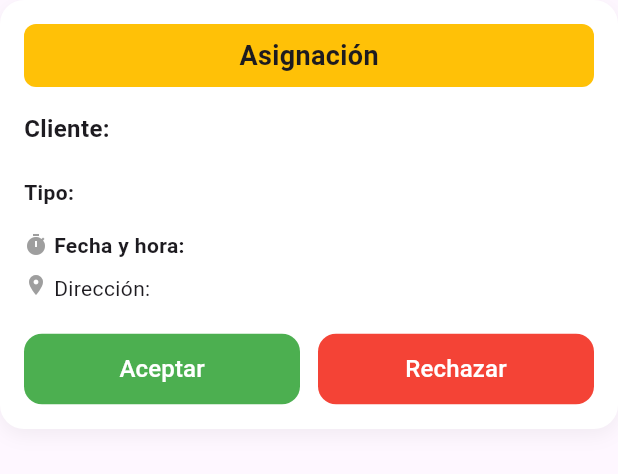
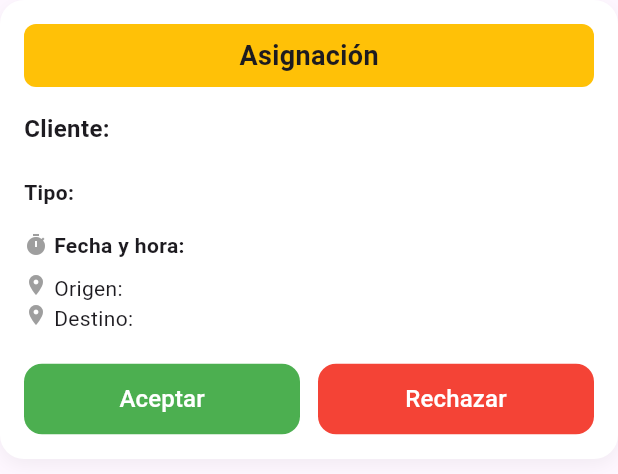
Before and after one commit to AndroidCodecta/app_movil_sistema_integral_de_reservas_y_gestion_de_taxis, a Flutter app: the _SolicitudCard widget shown alone on an empty page, opened directly with empty values, on a phone screen of 412 x 824 dp. Shown: the top 474 px of the screen. Run offline on Flutter 3.47's test engine with Material 3 defaults, Android fonts, the phone set to English and light mode, and no system bars; our stand-ins replace shared_preferences; accounts and stored records are empty.

Commit message:
refactor: update solicitudes page layout

```diff
--- a/lib/Views/Solicitudes/solicitudes_page.dart
+++ b/lib/Views/Solicitudes/solicitudes_page.dart
@@ -173,8 +173,10 @@ class _SolicitudesPageState extends State<SolicitudesPage> {
 
                     final espera =
                         reserva['tiempo_espera']?.toString() ?? '---';
-                    final direccion =
+                    final origen =
                         reserva['d_encuentro']?.toString() ?? '---';
+                    final destino =
+                        reserva['d_destino']?.toString() ?? '---';
                     final precio =
                         reserva['precio']?.toString() ?? '---';
 
@@ -183,7 +185,8 @@ class _SolicitudesPageState extends State<SolicitudesPage> {
                       fecha: fecha,
                       hora: hora,
                       espera: espera,
-                      direccion: direccion,
+                      origen: origen,
+                      destino: destino,
                       precio: precio,
                       clienteTipo: clienteTipo,
                       onAceptar: () =>
@@ -207,7 +210,8 @@ class _SolicitudCard extends StatelessWidget {
   final String fecha;
   final String hora;
   final String espera;
-  final String direccion;
+  final String origen;
+  final String destino;
   final String precio;
   final String clienteTipo;
   final VoidCallback onAceptar;
@@ -218,7 +222,8 @@ class _SolicitudCard extends StatelessWidget {
     required this.fecha,
     required this.hora,
     required this.espera,
-    required this.direccion,
+    required this.origen,
+    required this.destino,
     required this.precio,
     required this.clienteTipo,
     required this.onAceptar,
@@ -301,7 +306,15 @@ class _SolicitudCard extends StatelessWidget {
               children: [
                 const Icon(Icons.location_on, size: 16, color: Colors.grey),
                 const SizedBox(width: 4),
-                Expanded(child: Text('Dirección: $direccion')),
+                Expanded(child: Text('Origen: $origen')),
+              ],
+            ),
+            Row(
+              crossAxisAlignment: CrossAxisAlignment.start,
+              children: [
+                const Icon(Icons.location_on, size: 16, color: Colors.grey),
+                const SizedBox(width: 4),
+                Expanded(child: Text('Destino: $destino')),
               ],
             ),
             const SizedBox(height: 20),
```
